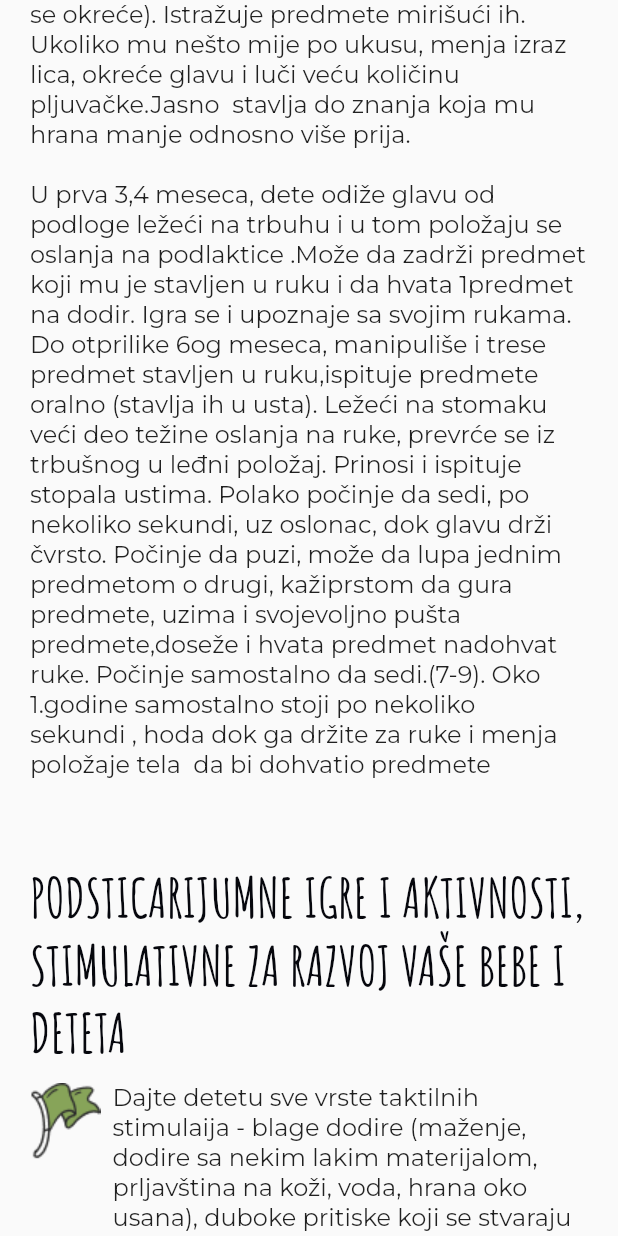
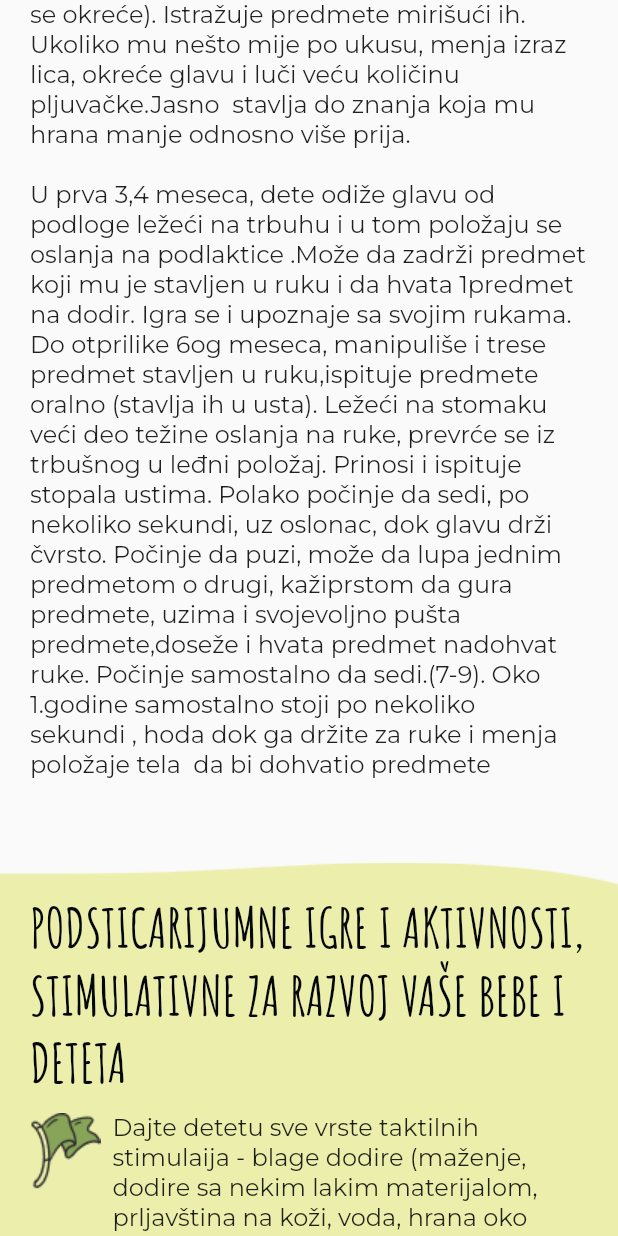
Before and after one commit to vegaitsourcing/podsticarijum-app, a Flutter app: the screen it shows after launch, scrolled down 1152 dp, on a phone screen of 412 x 824 dp. Run offline on Flutter 3.47's test engine with Material 2 defaults, Android fonts, the phone set to English and light mode, and no system bars; statements that could not run were skipped.

Commit message:
Added green section bg

```diff
--- a/lib/common/widgets/scrollable_content/scrollable_content_widget.dart
+++ b/lib/common/widgets/scrollable_content/scrollable_content_widget.dart
@@ -62,23 +62,42 @@ class ScrollableContentWidget extends StatelessWidget {
             top: backgroundOffset,
             child: Image.asset('images/about_us_bg.png', scale: 0.8),
           ),
-          Padding(
-            padding: const EdgeInsets.symmetric(horizontal: 20),
-            child: Column(
+          Column(
             crossAxisAlignment: CrossAxisAlignment.start,
             children: [
               const SizedBox(height: 20),
-                _renderSubtitle(context),
-                Text(
+              Padding(
+                padding: const EdgeInsets.symmetric(horizontal: 20),
+                child: _renderSubtitle(context),
+              ),
+              Padding(
+                padding: const EdgeInsets.symmetric(horizontal: 20),
+                child: Text(
                   title,
                   style: Theme.of(context).textTheme.headline2,
                 ),
+              ),
               const SizedBox(height: 68),
-                Text(
+              Padding(
+                padding: const EdgeInsets.symmetric(horizontal: 20),
+                child: Text(
                   content,
                   style: Theme.of(context).textTheme.bodyText1,
                 ),
+              ),
               const SizedBox(height: 35),
+              Container(
+                decoration: const BoxDecoration(
+                  image: DecorationImage(
+                    image: AssetImage('images/green_flag_section_bg.png'),
+                    fit: BoxFit.fill,
+                  ),
+                ),
+                child: Padding(
+                  padding: const EdgeInsets.symmetric(horizontal: 20),
+                  child: Column(
+                    children: [
+                      const SizedBox(height: 20),
                       Text(
                         'PODSTICARIJUMNE IGRE I AKTIVNOSTI, STIMULATIVNE ZA RAZVOJ VAŠE BEBE I DETETA',
                         style: Theme.of(context).textTheme.headline2,
@@ -100,7 +119,16 @@ class ScrollableContentWidget extends StatelessWidget {
                         content: _greenFlag4Content,
                         flagType: FlagType.green,
                       ),
+                      const SizedBox(height: 16),
+                    ],
+                  ),
+                ),
+              ),
               const SizedBox(height: 20),
+              Padding(
+                padding: const EdgeInsets.symmetric(horizontal: 20),
+                child: Column(
+                  children: [
                     Text(
                       'ZNAKOVI ODSTUPANJA OD NEUROTIPIČNOG RAZVOJA',
                       style: Theme.of(context).textTheme.headline2,
@@ -125,13 +153,15 @@ class ScrollableContentWidget extends StatelessWidget {
                       content: _redFlag4Content,
                       flagType: FlagType.red,
                     ),
+                  ],
+                ),
+              ),
               Padding(
                 padding: const EdgeInsets.only(top: 22, bottom: 36),
                 child: Image.asset('images/separator.png'),
               )
             ],
           ),
-          ),
         ],
       ),
     );
--- a/pubspec.yaml
+++ b/pubspec.yaml
@@ -65,6 +65,7 @@ flutter:
     - images/green_flag_img.png
     - images/red_flag_img.png
     - images/separator.png
+    - images/green_flag_section_bg.png
 
   # An image asset can refer to one or more resolution-specific "variants", see
   # https://flutter.dev/assets-and-images/#resolution-aware
```
Also changed, not shown: images/green_flag_section_bg.png (added). Lines whose indentation alone changed are shown as unchanged.
